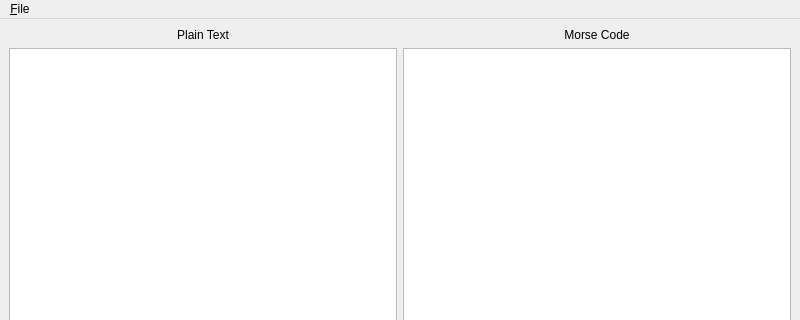
This is mainwindow.ui in bastisawesome/RPiMorse as Qt 5 draws it before an edit; both pictures show x 0 to 800 and y 0 to 320 of the 800 by 600 pixel window. The edited form follows.
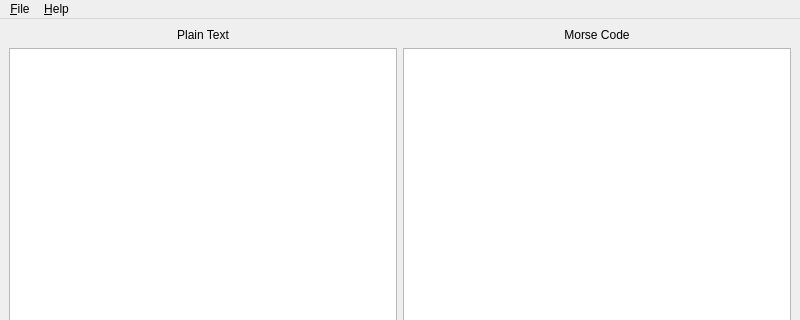
This is the edited form.

Patch:
```diff
--- a/mainwindow.ui
+++ b/mainwindow.ui
@@ -88,7 +88,14 @@
     <addaction name="separator"/>
     <addaction name="actionQuit"/>
    </widget>
+   <widget class="QMenu" name="menuHelp">
+    <property name="title">
+     <string>&amp;Help</string>
+    </property>
+    <addaction name="actionAbout_Qt"/>
+   </widget>
    <addaction name="menuFile"/>
+   <addaction name="menuHelp"/>
   </widget>
   <action name="actionPins">
    <property name="text">
```
Left out of the diff: 7 changed lines with no effect on the pictures.
